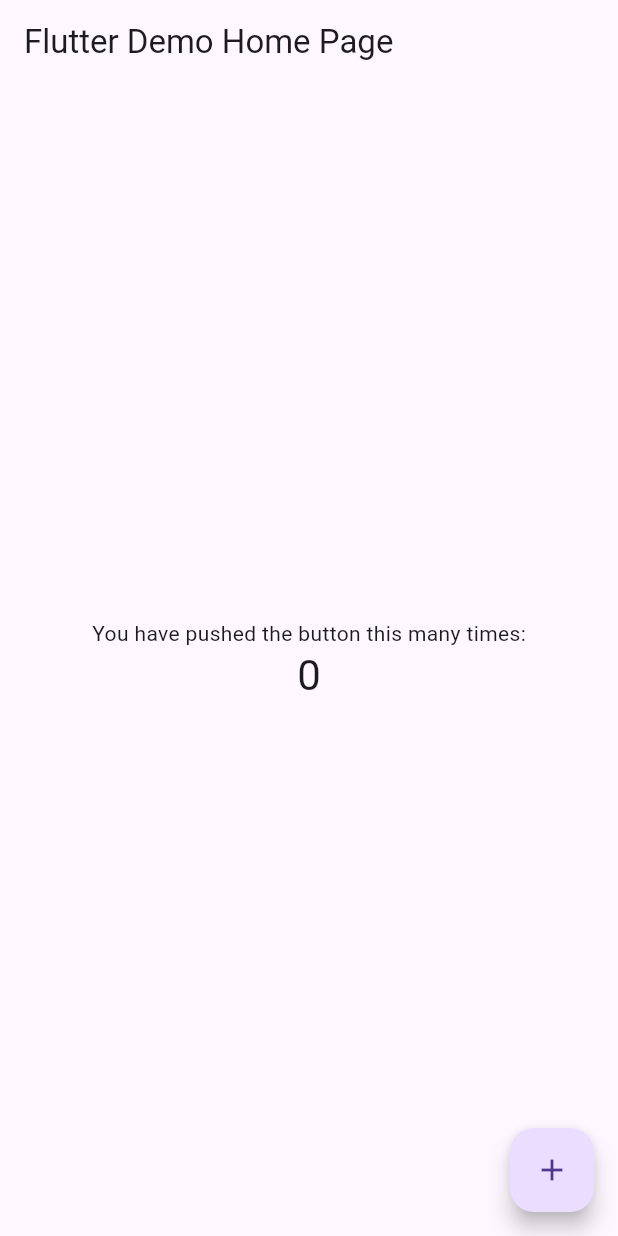
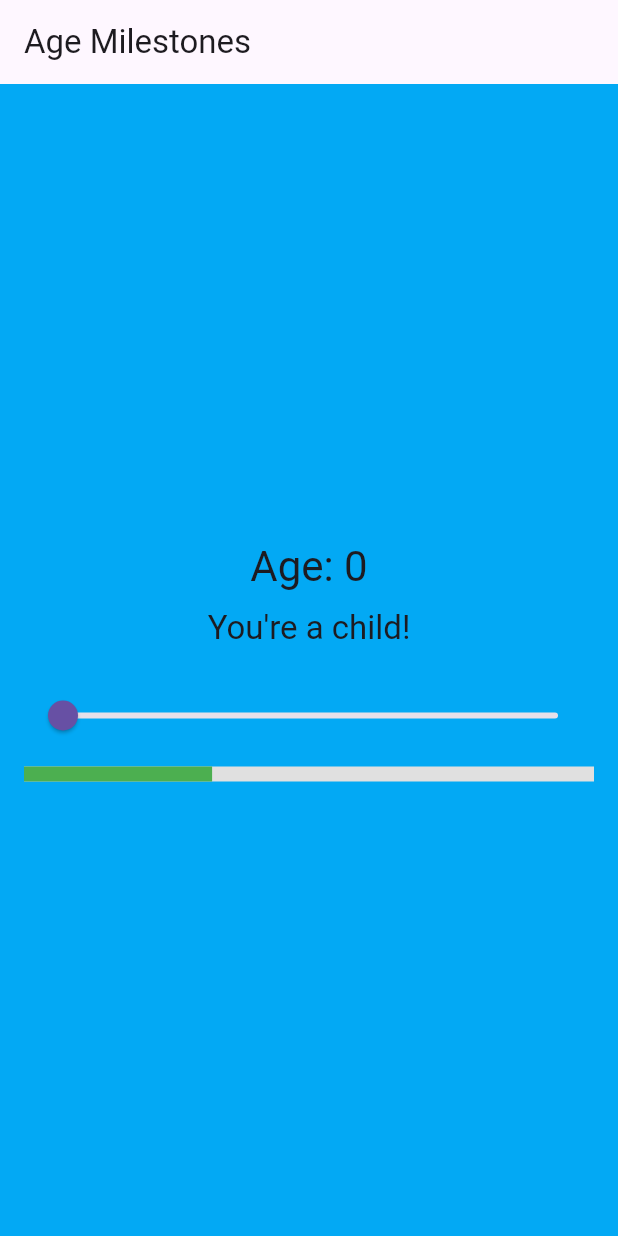
Before and after one commit to sidrai111/inclass6, a Flutter app: the screen it shows after launch, on a phone screen of 412 x 824 dp. Run offline on Flutter 3.47's test engine with Material 3 defaults, Android fonts, the phone set to English and light mode, and no system bars; missing offline and left inert: window_size.

Commit message:
working code

```diff
--- a/lib/main.dart
+++ b/lib/main.dart
@@ -1,117 +1,111 @@
 import 'dart:io' show Platform;
 import 'package:flutter/foundation.dart' show kIsWeb;
 import 'package:flutter/material.dart';
+import 'package:window_size/window_size.dart';
 import 'package:provider/provider.dart';
-import 'package:window_size/window_size.dart';
+
 void main() {
-setupWindow();
   runApp(
-// Provide the model to all widgets within the app. We're using
-// ChangeNotifierProvider because that's a simple way to rebuild
-// widgets when a model changes. We could also just use
-// Provider, but then we would have to listen to Counter ourselves.
-//
-// Read Provider's docs to learn about all the available providers.
     ChangeNotifierProvider(
-// Initialize the model in the builder. That way, Provider
-// can own Counter's lifecycle, making sure to call `dispose`
-// when not needed anymore.
-create: (context) => Counter(),
+      create: (context) => AgeCounter(),
       child: const MyApp(),
     ),
   );
 }
-const double windowWidth = 360;
-const double windowHeight = 640;
-void setupWindow() {
-if (!kIsWeb && (Platform.isWindows || Platform.isLinux || Platform.isMacOS)) {
-WidgetsFlutterBinding.ensureInitialized();
-setWindowTitle('Provider Counter');
-setWindowMinSize(const Size(windowWidth, windowHeight));
-setWindowMaxSize(const Size(windowWidth, windowHeight));
-getCurrentScreen().then((screen) {
-setWindowFrame(Rect.fromCenter(
-center: screen!.frame.center,
-width: windowWidth,
-height: windowHeight,
-));
-});
+
+class AgeCounter with ChangeNotifier {
+  int age = 0;
+
+  void setAge(double newAge) {
+    age = newAge.toInt();
+    notifyListeners();
+  }
+
+  Color get backgroundColor {
+    if (age <= 12) return Colors.lightBlue;
+    if (age <= 19) return Colors.lightGreen;
+    if (age <= 30) return Colors.yellow;
+    if (age <= 50) return Colors.orange;
+    return Colors.grey;
+  }
+
+  String get milestoneMessage {
+    if (age <= 12) return "You're a child!";
+    if (age <= 19) return "Teenager time!";
+    if (age <= 30) return "You're a young adult!";
+    if (age <= 50) return "You're an adult now!";
+    return "Golden years!";
+  }
+
+  double get progressValue {
+    if (age <= 33) return 0.33;
+    if (age <= 67) return 0.67;
+    return 1.0;
+  }
+
+  Color get progressColor {
+    if (age <= 33) return Colors.green;
+    if (age <= 67) return Colors.yellow;
+    return Colors.red;
   }
 }
-/// Simplest possible model, with just one field.
-///
-/// [ChangeNotifier] is a class in `flutter:foundation`. [Counter] does
-/// _not_ depend on Provider.
-class Counter with ChangeNotifier {
-int value = 0;
-void increment() {
-value += 1;
-notifyListeners();
-}
-}
+
 class MyApp extends StatelessWidget {
   const MyApp({super.key});
+
   @override
   Widget build(BuildContext context) {
     return MaterialApp(
-title: 'Flutter Demo',
-theme: ThemeData(
-primarySwatch: Colors.blue,
-useMaterial3: true,
-),
+      title: 'Age Milestones',
+      theme: ThemeData(useMaterial3: true),
       home: const MyHomePage(),
     );
   }
 }
+
 class MyHomePage extends StatelessWidget {
   const MyHomePage({super.key});
+
   @override
   Widget build(BuildContext context) {
+    var ageCounter = context.watch<AgeCounter>();
+
     return Scaffold(
-appBar: AppBar(
-title: const Text('Flutter Demo Home Page'),
-),
-body: Center(
+      backgroundColor: ageCounter.backgroundColor,
+      appBar: AppBar(title: const Text('Age Milestones')),
+      body: Padding(
+        padding: const EdgeInsets.all(16.0),
         child: Column(
           mainAxisAlignment: MainAxisAlignment.center,
           children: [
-const Text('You have pushed the button this many times:'),
-// Consumer looks for an ancestor Provider widget
-// and retrieves its model (Counter, in this case).
-// Then it uses that model to build widgets, and will trigger
-// rebuilds if the model is updated.
-Consumer<Counter>(
-builder: (context, counter, child) => Text(
-'${counter.value}',
+            Text(
+              'Age: ${ageCounter.age}',
               style: Theme.of(context).textTheme.headlineMedium,
             ),
+            const SizedBox(height: 10),
+            Text(
+              ageCounter.milestoneMessage,
+              style: Theme.of(context).textTheme.titleLarge,
+            ),
+            const SizedBox(height: 20),
+            Slider(
+              value: ageCounter.age.toDouble(),
+              min: 0,
+              max: 99,
+              divisions: 99,
+              label: ageCounter.age.toString(),
+              onChanged: (value) => ageCounter.setAge(value),
+            ),
+            const SizedBox(height: 10),
+            LinearProgressIndicator(
+              value: ageCounter.progressValue,
+              color: ageCounter.progressColor,
+              backgroundColor: Colors.grey.shade300,
+              minHeight: 10,
             ),
           ],
         ),
       ),
-floatingActionButton: FloatingActionButton(
-onPressed: () {
-// You can access your providers anywhere you have access
-// to the context. One way is to use Provider.of<Counter>(context).
-// The provider package also defines extension methods on the context
-// itself. You can call context.watch<Counter>() in a build method
-// of any widget to access the current state of Counter, and to ask
-// Flutter to rebuild your widget anytime Counter changes.
-//
-// You can't use context.watch() outside build methods, because that
-// often leads to subtle bugs. Instead, you should use
-// context.read<Counter>(), which gets the current state
-// but doesn't ask Flutter for future rebuilds.
-//
-// Since we're in a callback that will be called whenever the user
-// taps the FloatingActionButton, we are not in the build method here.
-// We should use context.read().
-var counter = context.read<Counter>();
-counter.increment();
-},
-tooltip: 'Increment',
-child: const Icon(Icons.add),
-),
     );
   }
 }
```
Lines whose indentation alone changed are shown as unchanged.
